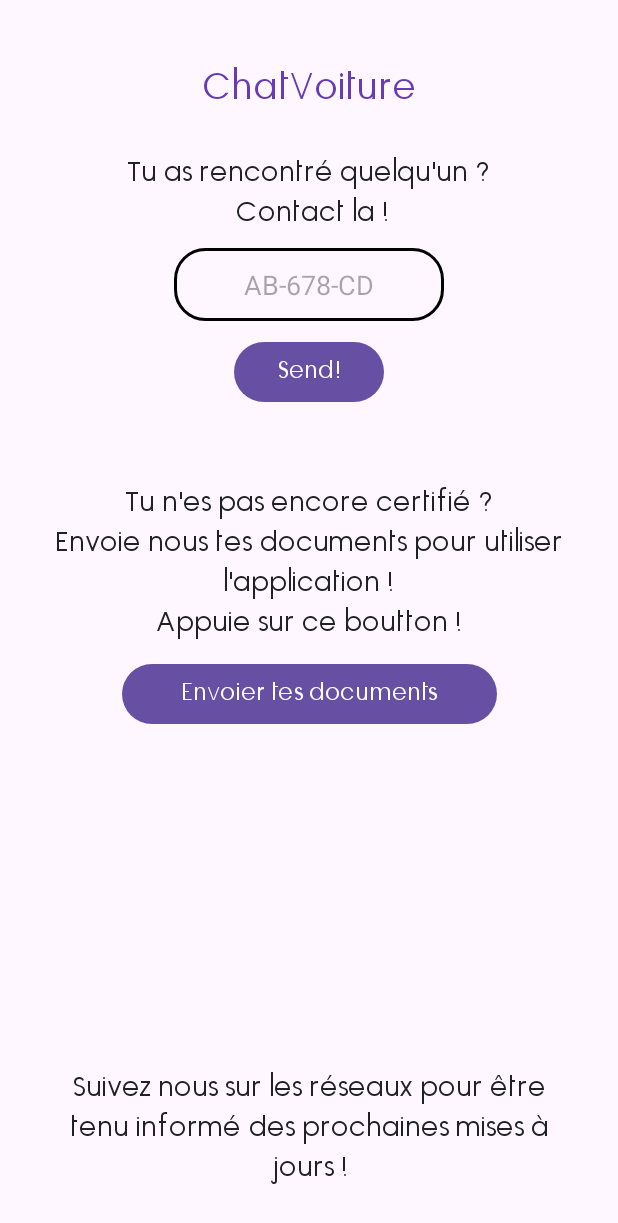
After one commit to 16tblot/PDPCV, an Android app: the layout unverified_user.xml on its own in the app's theme, with its tools: preview values and no code run, on a phone screen of 412 x 824 dp. The commit adds this screen. Shown: the top 1223 px of the screen. Run offline under Robolectric (Android 15) with nearby library versions, the phone set to English and light mode, and no system bars; network calls fail.

Commit message:
feat:xml vue inside app

```diff
--- a/pdp_app/app/build.gradle.kts
+++ b/pdp_app/app/build.gradle.kts
@@ -39,13 +39,14 @@ android {
 }
 
 dependencies {
-
+    implementation("com.squareup.okhttp3:okhttp:4.12.0")
     implementation(libs.androidx.core.ktx)
     implementation(libs.androidx.appcompat)
     implementation(libs.material)
     implementation(libs.androidx.activity)
     implementation(libs.androidx.constraintlayout)
     testImplementation(libs.junit)
+    testImplementation("com.squareup.okhttp3:mockwebserver:4.12.0")
     androidTestImplementation(libs.androidx.junit)
     androidTestImplementation(libs.androidx.espresso.core)
 }
--- a/pdp_app/app/src/main/AndroidManifest.xml
+++ b/pdp_app/app/src/main/AndroidManifest.xml
@@ -2,6 +2,7 @@
 <manifest xmlns:android="http://schemas.android.com/apk/res/android"
     xmlns:tools="http://schemas.android.com/tools">
 
+    <uses-permission android:name="android.permission.INTERNET" />
     <application
         android:allowBackup="true"
         android:dataExtractionRules="@xml/data_extraction_rules"
--- a/pdp_app/app/src/main/res/layout/activity_login.xml
+++ b/pdp_app/app/src/main/res/layout/activity_login.xml
@@ -13,7 +13,7 @@
     <TextView
         android:id="@+id/app_name"
         style="@style/TitleTextStyle"
-        android:layout_width="0dp"
+        android:layout_width="wrap_content"
         android:layout_height="wrap_content"
         android:gravity="center"
         android:text="@string/app_name"
--- /dev/null
+++ b/pdp_app/app/src/main/res/layout/low_pages.xml
@@ -0,0 +1,23 @@
+<?xml version="1.0" encoding="utf-8"?>
+<androidx.constraintlayout.widget.ConstraintLayout
+    xmlns:android="http://schemas.android.com/apk/res/android"
+    xmlns:app="http://schemas.android.com/apk/res-auto"
+    xmlns:tools="http://schemas.android.com/tools"
+    android:id="@+id/main"
+    android:layout_width="match_parent"
+    android:layout_height="match_parent"
+    android:padding="16dp">
+
+
+    <TextView
+        android:id="@+id/social_network"
+        style="@style/DefautTextStyle"
+        android:layout_width="wrap_content"
+        android:layout_height="wrap_content"
+        android:gravity="center"
+        android:text="@string/social_network"
+        app:layout_constraintBottom_toBottomOf="parent"
+        app:layout_constraintEnd_toEndOf="parent"
+        app:layout_constraintStart_toStartOf="parent" />
+
+</androidx.constraintlayout.widget.ConstraintLayout>
--- /dev/null
+++ b/pdp_app/app/src/main/res/layout/unverified_user.xml
@@ -0,0 +1,92 @@
+<?xml version="1.0" encoding="utf-8"?>
+<androidx.constraintlayout.widget.ConstraintLayout
+    xmlns:android="http://schemas.android.com/apk/res/android"
+    xmlns:app="http://schemas.android.com/apk/res-auto"
+    xmlns:tools="http://schemas.android.com/tools"
+    android:id="@+id/main"
+    android:layout_width="match_parent"
+    android:layout_height="match_parent"
+    android:padding="16dp">
+
+    <TextView
+        android:id="@+id/unverified_app_name"
+        style="@style/TitleTextStyle"
+        android:layout_width="wrap_content"
+        android:layout_height="wrap_content"
+        android:layout_marginTop="@dimen/medium_margin"
+        android:gravity="center"
+        android:text="@string/app_name"
+        app:layout_constraintEnd_toEndOf="parent"
+        app:layout_constraintStart_toStartOf="parent"
+        app:layout_constraintTop_toTopOf="parent" />
+
+    <TextView
+        android:id="@+id/unverifiedTextView"
+        style="@style/DefautTextStyle"
+        android:layout_width="wrap_content"
+        android:layout_height="wrap_content"
+        android:layout_marginTop="@dimen/medium_margin"
+        android:gravity="center"
+        android:text="@string/search_desc"
+        app:layout_constraintEnd_toEndOf="parent"
+        app:layout_constraintStart_toStartOf="parent"
+        app:layout_constraintTop_toBottomOf="@+id/unverified_app_name" />
+
+    <EditText
+        android:id="@+id/unverifiedImmatriculation"
+        android:layout_width="180dp"
+        android:layout_height="wrap_content"
+        android:layout_marginTop="@dimen/short_margin"
+        android:gravity="center"
+        android:background="@drawable/edittext_border"
+        android:hint="@string/search_default_imatriculation"
+        android:padding="@dimen/default_padding"
+        app:layout_constraintEnd_toEndOf="parent"
+        app:layout_constraintStart_toStartOf="parent"
+        app:layout_constraintTop_toBottomOf="@+id/unverifiedTextView" />
+
+    <Button
+        android:id="@+id/unverifiedSendImmatriculation"
+        style="@style/ButtonTextStyle"
+        android:layout_width="100dp"
+        android:layout_height="wrap_content"
+        android:layout_marginTop="@dimen/short_margin"
+        android:text="@string/search_button_imatriculation"
+        app:layout_constraintEnd_toEndOf="parent"
+        app:layout_constraintStart_toStartOf="parent"
+        app:layout_constraintTop_toBottomOf="@+id/unverifiedImmatriculation"/>
+
+
+
+
+    <TextView
+        android:id="@+id/unverifiedDesc"
+        style="@style/DefautTextStyle"
+        android:layout_width="wrap_content"
+        android:layout_height="wrap_content"
+        android:layout_marginTop="@dimen/big_margin"
+        android:text="@string/unverified_desc"
+        android:gravity="center"
+        app:layout_constraintEnd_toEndOf="parent"
+        app:layout_constraintStart_toStartOf="parent"
+        app:layout_constraintTop_toBottomOf="@+id/unverifiedSendImmatriculation" />
+
+    <Button
+        android:id="@+id/buttonReceiving"
+        style="@style/ButtonTextStyle"
+        android:layout_width="250dp"
+        android:layout_height="wrap_content"
+        android:layout_marginTop="@dimen/short_margin"
+        android:text="@string/unverified_button"
+        app:layout_constraintEnd_toEndOf="parent"
+        app:layout_constraintStart_toStartOf="parent"
+        app:layout_constraintTop_toBottomOf="@+id/unverifiedDesc" />
+
+
+    <include
+        android:id="@+id/low_pages"
+        layout="@layout/low_pages"
+        />
+
+
+</androidx.constraintlayout.widget.ConstraintLayout>
--- a/pdp_app/app/src/main/res/values/dimens.xml
+++ b/pdp_app/app/src/main/res/values/dimens.xml
@@ -1,5 +1,6 @@
 <?xml version="1.0" encoding="utf-8"?>
 <resources>
+    <dimen name="short_margin">10dp</dimen>
     <dimen name="default_margin">20dp</dimen>
     <dimen name="default_padding">12dp</dimen>
     <dimen name="medium_margin">25dp</dimen>
--- a/pdp_app/app/src/main/res/values/strings.xml
+++ b/pdp_app/app/src/main/res/values/strings.xml
@@ -23,5 +23,20 @@
     <string name="login_button">LOGIN</string>
     <string name="login_redirect">Not yet registered ? Signup</string>
 
+    <!-- Search page -->
+    <string name="search_desc">Tu as rencontré quelqu\'un ?\n Contact la !</string>
+    <string name="search_default_imatriculation">AB-678-CD</string>
+    <string name="search_button_imatriculation">Send!</string>
+
+    <!-- Verified page -->
+    <string name="verified_sending_message">Vos demandes en attentes</string>
+    <string name="verified_default_sending_message">Pas de demande envoyé...</string>
+    <string name="verified_receiving_message">Ils vous ont contacté</string>
+    <string name="verified_default_receiving_message">Pas de demande reçu...</string>
+    <string name="social_network">Suivez nous sur les réseaux pour être tenu informé des prochaines mises à jours !</string>
+
+    <!-- Unverified page -->
+    <string name="unverified_desc">Tu n\'es pas encore certifié ?\nEnvoie nous tes documents pour utiliser l'application !\nAppuie sur ce boutton !</string>
+    <string name="unverified_button">Envoier tes documents</string>
 
 </resources>
--- a/pdp_app/app/src/main/res/values/themes.xml
+++ b/pdp_app/app/src/main/res/values/themes.xml
@@ -9,20 +9,26 @@
 
     <!-- Créer le composant texte par défaut -->
     <style name="DefautTextStyle">
-        <item name="android:textColor">@color/lightGrey</item>
+        <item name="android:textColor">@color/darkGrey</item>
         <item name="android:textSize">18sp</item>
         <item name="android:fontFamily">@font/scriptco</item>
     </style>
 
     <!-- Créer le composant sous titre par défaut -->
     <style name="SubtitleTextStyle" parent="DefautTextStyle">
-        <item name="android:textColor">@color/darkGrey</item>
+        <item name="android:textColor">@color/lightGrey</item>
     </style>
 
     <!-- Créer le composant titre par défaut -->
     <style name="TitleTextStyle" parent="SubtitleTextStyle">
         <item name="android:textColor">@color/purple</item>
         <item name="android:textSize">24sp</item>
+    </style>
+
+    <style name="ButtonTextStyle">
+        <item name="android:textColor">@color/white</item>
+        <item name="android:textSize">15sp</item>
+        <item name="android:fontFamily">@font/scriptco</item>
     </style>
 
     <!-- Créer le composant gros titre -->
--- a/pdp_app/gradle/libs.versions.toml
+++ b/pdp_app/gradle/libs.versions.toml
@@ -1,6 +1,6 @@
 [versions]
 agp = "8.3.1"
-kotlin = "1.9.0"
+kotlin = "1.9.20"
 coreKtx = "1.12.0"
 junit = "4.13.2"
 junitVersion = "1.1.5"
@@ -9,6 +9,7 @@ appcompat = "1.6.1"
 material = "1.11.0"
 activity = "1.8.0"
 constraintlayout = "2.1.4"
+
 
 [libraries]
 androidx-core-ktx = { group = "androidx.core", name = "core-ktx", version.ref = "coreKtx" }
```
Also changed, not shown: pdp_app/app/src/main/java/fr/tmmcl/chatvoiture/LoginActivity.kt (+53 -0 lines), pdp_app/app/src/main/java/fr/tmmcl/chatvoiture/SignupActivity.kt (+57 -2 lines), pdp_app/app/src/main/res/drawable/border_button.xml (added, +8 -0 lines), pdp_app/app/src/main/res/layout/verified_user.xml (added, +115 -0 lines), pdp_app/app/src/main/res/drawable/embleme.png (deleted).
